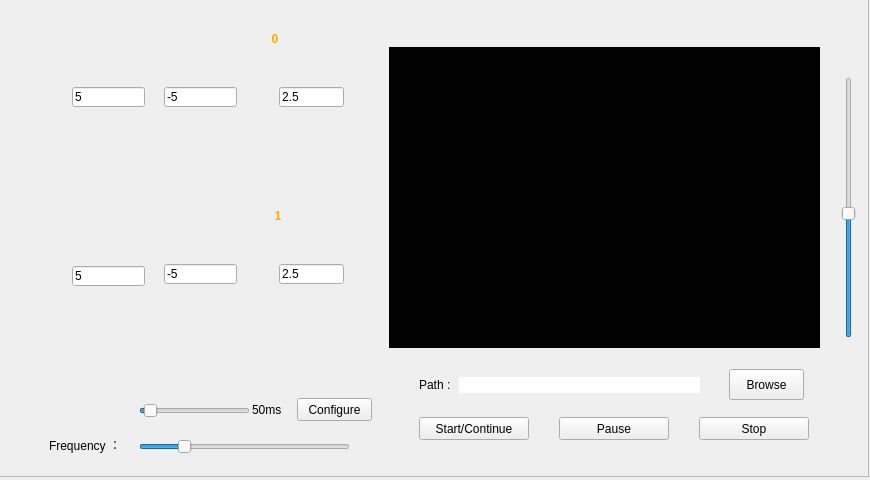
The window that project 2/AO_StaticAO/staticao.ui (SJTUCourse/LAD) describes before a commit, drawn with Qt 5.
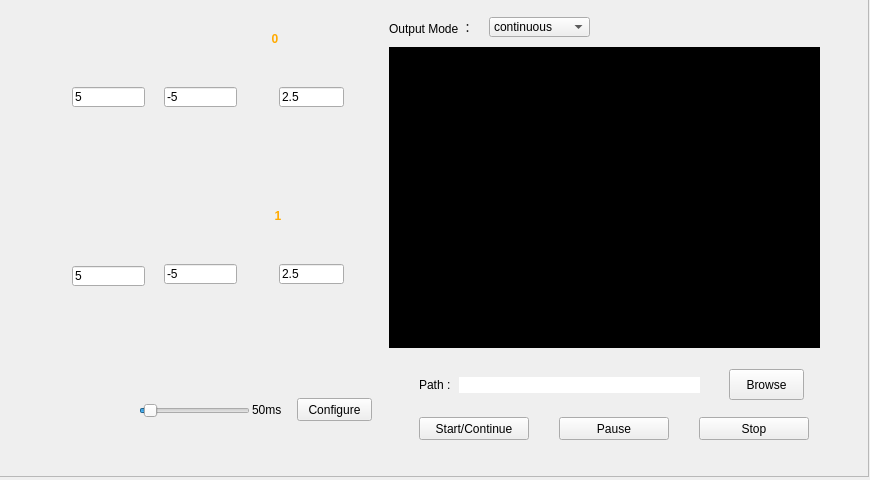
The same window after the commit. Icons and pictures are not drawn.

What changed in the file:
```diff
--- a/project 2/AO_StaticAO/staticao.ui
+++ b/project 2/AO_StaticAO/staticao.ui
@@ -723,31 +723,6 @@
      <string>Start/Continue</string>
     </property>
    </widget>
-   <widget class="QSlider" name="verticalSlider">
-    <property name="geometry">
-     <rect>
-      <x>840</x>
-      <y>80</y>
-      <width>20</width>
-      <height>261</height>
-     </rect>
-    </property>
-    <property name="minimum">
-     <number>1</number>
-    </property>
-    <property name="maximum">
-     <number>20</number>
-    </property>
-    <property name="pageStep">
-     <number>10</number>
-    </property>
-    <property name="value">
-     <number>10</number>
-    </property>
-    <property name="orientation">
-     <enum>Qt::Vertical</enum>
-    </property>
-   </widget>
    <widget class="QPushButton" name="btn_Browse">
     <property name="geometry">
      <rect>
@@ -805,45 +780,61 @@
      <string>Path :</string>
     </property>
    </widget>
-   <widget class="QSlider" name="sld_fre">
+   <widget class="QComboBox" name="lst_mode">
     <property name="geometry">
      <rect>
-      <x>140</x>
-      <y>440</y>
-      <width>211</width>
-      <height>19</height>
+      <x>490</x>
+      <y>20</y>
+      <width>101</width>
+      <height>20</height>
      </rect>
     </property>
-    <property name="minimum">
-     <number>10</number>
+    <property name="sizePolicy">
+     <sizepolicy hsizetype="Maximum" vsizetype="Fixed">
+      <horstretch>0</horstretch>
+      <verstretch>0</verstretch>
+     </sizepolicy>
     </property>
-    <property name="maximum">
-     <number>1000</number>
-    </property>
-    <property name="pageStep">
-     <number>200</number>
-    </property>
-    <property name="value">
-     <number>200</number>
-    </property>
-    <property name="orientation">
-     <enum>Qt::Horizontal</enum>
-    </property>
+    <item>
+     <property name="text">
+      <string>continuous</string>
+     </property>
+    </item>
+    <item>
+     <property name="text">
+      <string>100</string>
+     </property>
+    </item>
+    <item>
+     <property name="text">
+      <string>200</string>
+     </property>
+    </item>
+    <item>
+     <property name="text">
+      <string>300</string>
+     </property>
+    </item>
+    <item>
+     <property name="text">
+      <string>400</string>
+     </property>
+    </item>
    </widget>
    <widget class="QLabel" name="label_fre">
     <property name="geometry">
      <rect>
-      <x>50</x>
-      <y>440</y>
-      <width>81</width>
-      <height>16</height>
+      <x>390</x>
+      <y>20</y>
+      <width>101</width>
+      <height>21</height>
      </rect>
     </property>
     <property name="styleSheet">
      <string notr="true">font: 10pt &quot;Microsoft New Tai Lue&quot;;</string>
     </property>
     <property name="text">
-     <string>Frequency ：</string>
+     <string>Output Mode ：</string>
     </property>
    </widget>
   </widget>
```
Left out of the diff: 7 changed lines with no effect on the pictures.
